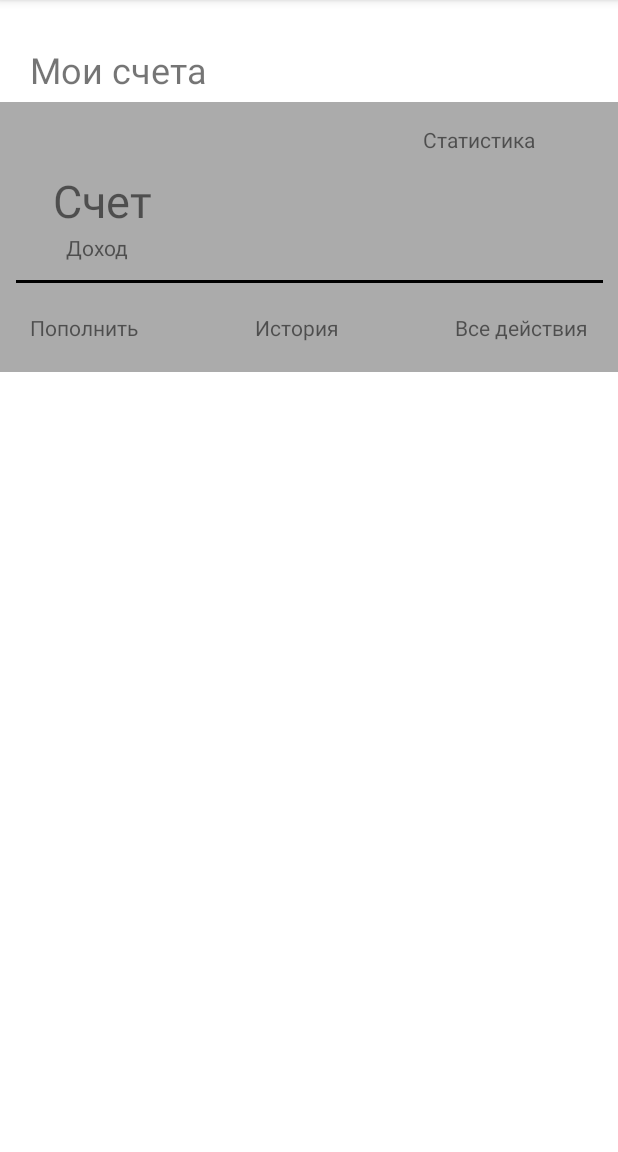
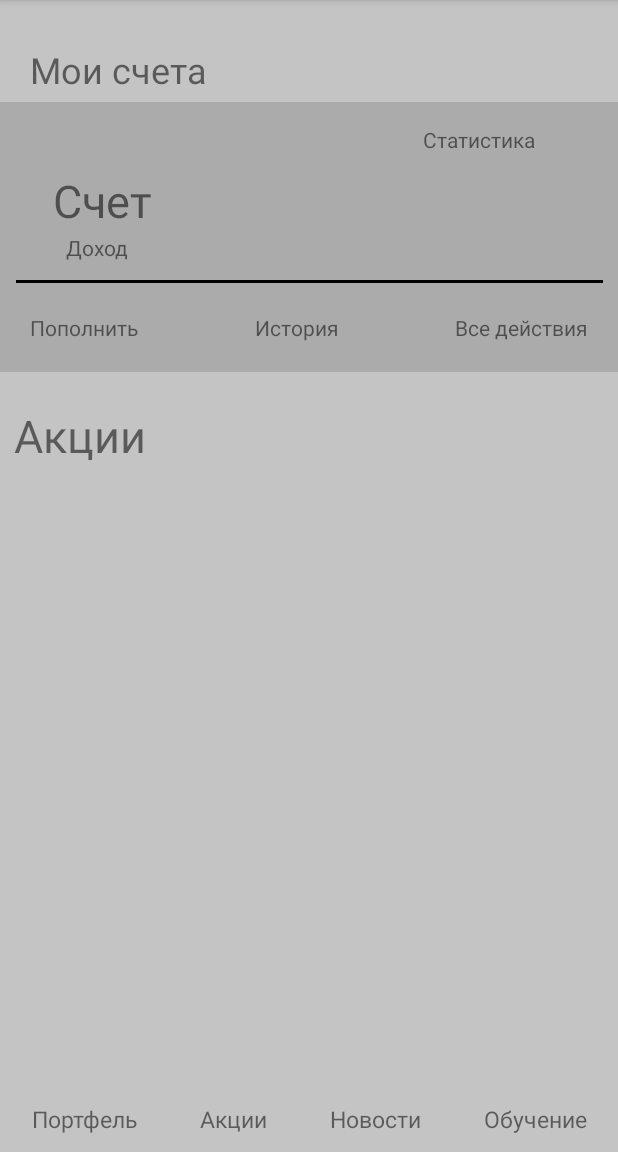
Before and after one commit to EnderSim/investment_app, an Android app: the PortfolioActivity screen opened directly, with no data from a screen before it, on a phone screen of 412 x 824 dp, the part 84-1236 px from its top. Run offline under Robolectric (Android 15) with nearby library versions, the phone set to English and light mode, and no system bars.

Commit message:
add bottom sidebar

```diff
--- a/app/src/main/res/layout/activity_portfolio.xml
+++ b/app/src/main/res/layout/activity_portfolio.xml
@@ -3,7 +3,8 @@
     xmlns:app="http://schemas.android.com/apk/res-auto"
     xmlns:tools="http://schemas.android.com/tools"
     android:layout_width="match_parent"
-    android:layout_height="wrap_content"
+    android:layout_height="match_parent"
+    android:background="#C4C4C4"
     tools:context=".PortfolioActivity">
 
     <TextView
@@ -19,6 +20,7 @@
         app:layout_constraintTop_toTopOf="parent" />
 
     <androidx.constraintlayout.widget.ConstraintLayout
+        android:id="@+id/constraintLayout2"
         android:layout_width="0dp"
         android:layout_height="180dp"
         android:layout_marginTop="5dp"
@@ -101,4 +103,70 @@
 
     </androidx.constraintlayout.widget.ConstraintLayout>
 
+    <LinearLayout
+        android:id="@+id/linearLayout"
+        android:layout_width="match_parent"
+        android:layout_height="wrap_content"
+        android:layout_marginBottom="1dp"
+        android:orientation="horizontal"
+        app:layout_constraintBottom_toBottomOf="parent"
+        tools:layout_editor_absoluteX="1dp">
+
+        <TextView
+            android:id="@+id/sa_portfolio"
+            android:layout_width="wrap_content"
+            android:layout_height="wrap_content"
+            android:layout_weight="1"
+            android:gravity="center"
+            android:paddingHorizontal="5dp"
+            android:paddingVertical="10dp"
+            android:text="Портфель"
+            android:textSize="15sp" />
+
+        <TextView
+            android:id="@+id/sa_action"
+            android:layout_width="wrap_content"
+            android:layout_height="wrap_content"
+            android:layout_weight="1"
+            android:gravity="center"
+            android:paddingHorizontal="5dp"
+            android:paddingVertical="10dp"
+            android:text="Акции"
+            android:textSize="15sp" />
+
+        <TextView
+            android:id="@+id/sa_news"
+            android:layout_width="wrap_content"
+            android:layout_height="wrap_content"
+            android:layout_weight="1"
+            android:gravity="center"
+            android:paddingHorizontal="5dp"
+            android:paddingVertical="10dp"
+            android:text="Новости"
+            android:textSize="15sp" />
+
+        <TextView
+            android:id="@+id/sa_education"
+            android:layout_width="wrap_content"
+            android:layout_height="wrap_content"
+            android:layout_weight="1"
+            android:gravity="center"
+            android:paddingHorizontal="5dp"
+            android:paddingVertical="10dp"
+            android:text="Обучение"
+            android:textSize="15sp" />
+    </LinearLayout>
+
+    <TextView
+        android:id="@+id/textView7"
+        android:layout_width="wrap_content"
+        android:layout_height="wrap_content"
+        android:layout_marginStart="9dp"
+        android:layout_marginTop="22dp"
+        android:text="Акции"
+        android:textColorLink="#000000"
+        android:textSize="30sp"
+        app:layout_constraintStart_toStartOf="parent"
+        app:layout_constraintTop_toBottomOf="@+id/constraintLayout2" />
+
 </androidx.constraintlayout.widget.ConstraintLayout>
```
